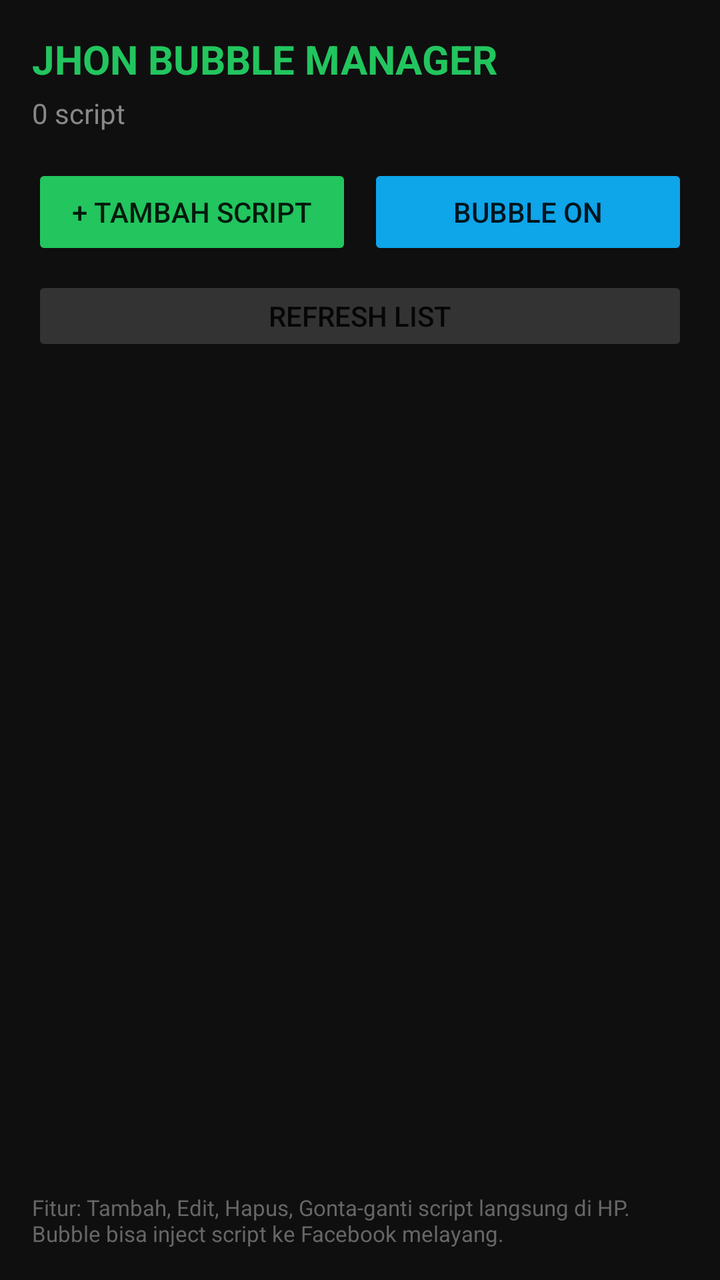
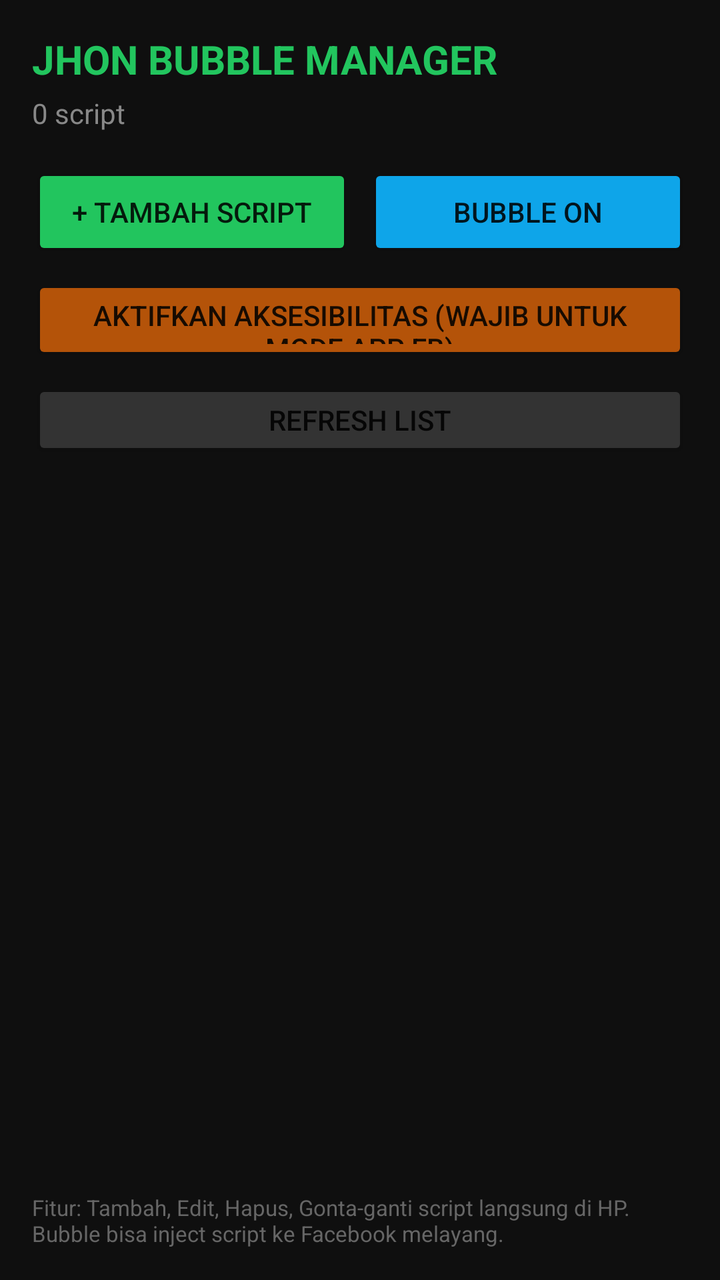

Before-and-after screenshots of an Android layout around one commit, followed by the original layout XML and the change that was made.
<!-- AndroidManifest.xml: fallback theme Theme.MaterialComponents.DayNight.NoActionBar -->
<!-- res/layout/activity_main.xml -->
<?xml version="1.0" encoding="utf-8"?>
<LinearLayout xmlns:android="http://schemas.android.com/apk/res/android"
    android:layout_width="match_parent" android:layout_height="match_parent"
    android:orientation="vertical" android:background="#0f0f0f" android:padding="16dp">

    <TextView android:layout_width="wrap_content" android:layout_height="wrap_content"
        android:text="JHON BUBBLE MANAGER" android:textColor="#22c55e" android:textSize="20sp" android:textStyle="bold"/>

    <TextView android:id="@+id/txtCount" android:layout_width="wrap_content" android:layout_height="wrap_content"
        android:text="0 script" android:textColor="#888" android:layout_marginTop="4dp"/>

    <LinearLayout android:layout_width="match_parent" android:layout_height="wrap_content" android:orientation="horizontal" android:layout_marginTop="16dp">
        <Button android:id="@+id/btnAdd" android:layout_width="0dp" android:layout_height="48dp" android:layout_weight="1"
            android:text="+ TAMBAH SCRIPT" android:backgroundTint="#22c55e"/>
        <Button android:id="@+id/btnStartBubble" android:layout_width="0dp" android:layout_height="48dp" android:layout_weight="1" android:layout_marginStart="8dp"
            android:text="BUBBLE ON" android:backgroundTint="#0ea5e9"/>
    </LinearLayout>

    <Button android:id="@+id/btnRefresh" android:layout_width="match_parent" android:layout_height="40dp"
        android:text="Refresh List" android:layout_marginTop="8dp" android:backgroundTint="#333"/>

    <ScrollView android:layout_width="match_parent" android:layout_height="0dp" android:layout_weight="1" android:layout_marginTop="16dp">
        <LinearLayout android:id="@+id/scriptContainer" android:layout_width="match_parent" android:layout_height="wrap_content" android:orientation="vertical"/>
    </ScrollView>

    <TextView android:layout_width="match_parent" android:layout_height="wrap_content"
        android:text="Fitur: Tambah, Edit, Hapus, Gonta-ganti script langsung di HP. Bubble bisa inject script ke Facebook melayang." android:textColor="#666" android:textSize="11sp" android:layout_marginTop="8dp"/>
</LinearLayout>
<!-- resources referenced by this layout -->
<resources>

</resources>

<!-- the commit's change to res/layout/activity_main.xml (unified diff, before → after) -->
@@ -16,6 +16,9 @@
             android:text="BUBBLE ON" android:backgroundTint="#0ea5e9"/>
     </LinearLayout>
 
+    <Button android:id="@+id/btnAccessibility" android:layout_width="match_parent" android:layout_height="44dp"
+        android:text="AKTIFKAN AKSESIBILITAS (wajib untuk mode App FB)" android:layout_marginTop="8dp" android:backgroundTint="#b45309"/>
+
     <Button android:id="@+id/btnRefresh" android:layout_width="match_parent" android:layout_height="40dp"
         android:text="Refresh List" android:layout_marginTop="8dp" android:backgroundTint="#333"/>
 
